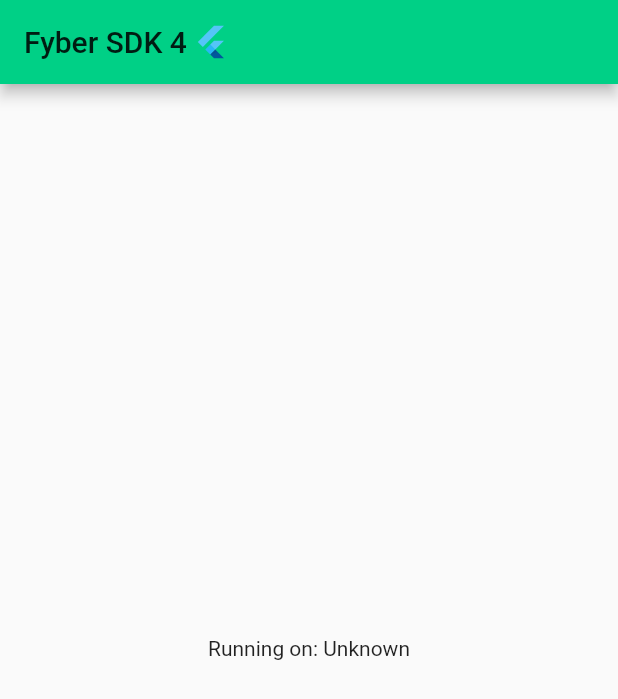
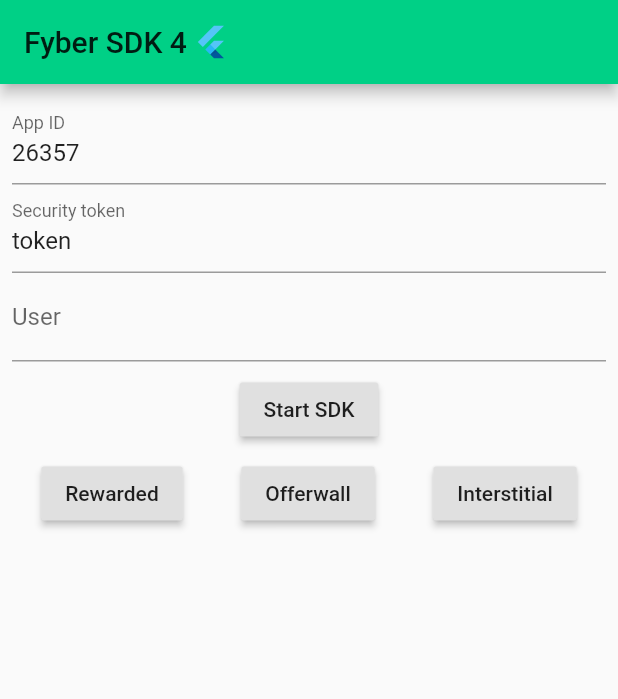
Before and after one commit to SponsorPay/ff-fyber-flutter, a Flutter app: the screen it shows after launch, on a phone screen of 412 x 824 dp. Shown: the top 699 px of the screen. Run offline on Flutter 3.47's test engine with Material 2 defaults, Android fonts, the phone set to English and light mode, and no system bars.

```diff
--- a/example/lib/main.dart
+++ b/example/lib/main.dart
@@ -58,10 +58,109 @@ class _MyAppState extends State<MyApp> {
             ],
           ),
         ),
-        body: new Center(
-          child: new Text('Running on: $_platformVersion\n'),
+        body: new FlutterSdkTestPage(),
+      ),
+    );
+  }
+}
+
+class FlutterSdkTestPage extends StatefulWidget {
+  @override
+  _FlutterSdkTestPageState createState() => _FlutterSdkTestPageState();
+}
+
+final FormFieldValidator<String> _nonNullValidator = (String value) =>
+    (value != null && value.length > 0) ? "" : "Field is empty";
+
+class _FlutterSdkTestPageState extends State<FlutterSdkTestPage> {
+  final GlobalKey<FormState> _formKey = GlobalKey<FormState>();
+
+  @override
+  Widget build(BuildContext context) {
+    return new SingleChildScrollView(
+      child: new Padding(
+        padding: const EdgeInsets.all(8.0),
+        child: new Column(
+          children: <Widget>[
+            new Form(
+              key: _formKey,
+              child: Column(
+                children: <Widget>[
+                  new TextFormField(
+                    initialValue: "26357",
+                    keyboardType: TextInputType.number,
+                    decoration: const InputDecoration(labelText: "App ID"),
+                    validator: _nonNullValidator,
+                  ),
+                  new TextFormField(
+                    initialValue: "token",
+                    keyboardType: TextInputType.number,
+                    decoration:
+                        const InputDecoration(labelText: "Security token"),
+                    validator: _nonNullValidator,
+                  ),
+                  new TextFormField(
+                    keyboardType: TextInputType.number,
+                    decoration: const InputDecoration(labelText: "User"),
+                  ),
+                  new Padding(
+                    padding: const EdgeInsets.all(8.0),
+                    child: new RaisedButton(
+                      onPressed: _onStartSDK,
+                      child: new Text("Start SDK"),
+                    ),
+                  ),
+                ],
+              ),
+            ),
+            new FyberSdkStartedIndicator(),
+            new FyberAdsControlPanel(),
+          ],
         ),
       ),
     );
   }
+
+  void _onStartSDK() {
+    if (_formKey.currentState.validate()) {
+      // TODO start SDK
+    }
+  }
 }
+
+class FyberSdkStartedIndicator extends StatelessWidget {
+  @override
+  Widget build(BuildContext context) {
+    // TODO check for SDK to become started
+    return Container();
+  }
+}
+
+class FyberAdsControlPanel extends StatelessWidget {
+  @override
+  Widget build(BuildContext context) {
+    return Row(
+      mainAxisAlignment: MainAxisAlignment.spaceAround,
+      children: <Widget>[
+        new RaisedButton(
+          onPressed: _showRV,
+          child: new Text("Rewarded"),
+        ),
+        new RaisedButton(
+          onPressed: _showOW,
+          child: new Text("Offerwall"),
+        ),
+        new RaisedButton(
+          onPressed: _showInt,
+          child: new Text("Interstitial"),
+        ),
+      ],
+    );
+  }
+
+  void _showRV() {}
+
+  void _showOW() {}
+
+  void _showInt() {}
+}
```
